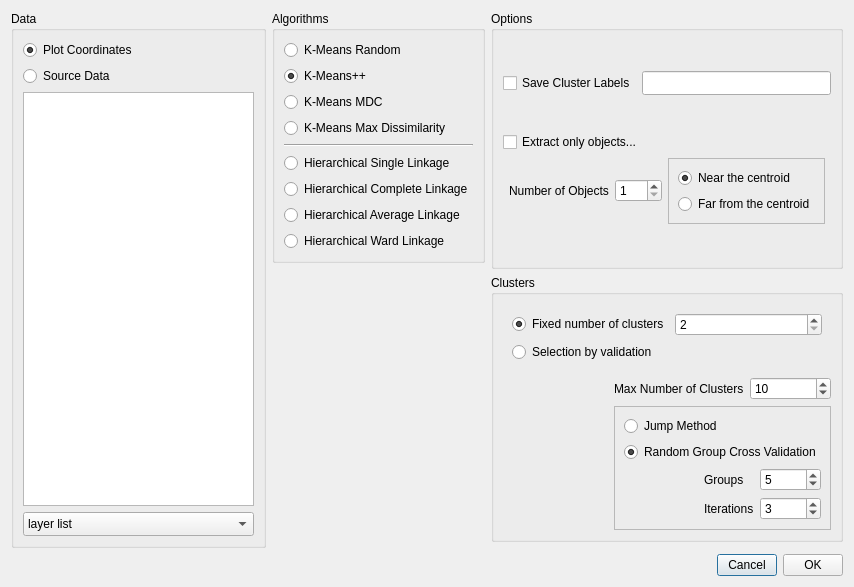
Above: src/Dialogs/DoClusterAnalysisDialog.ui from gmrandazzo/QStudioMetrics before the change. Below: the same form after it.
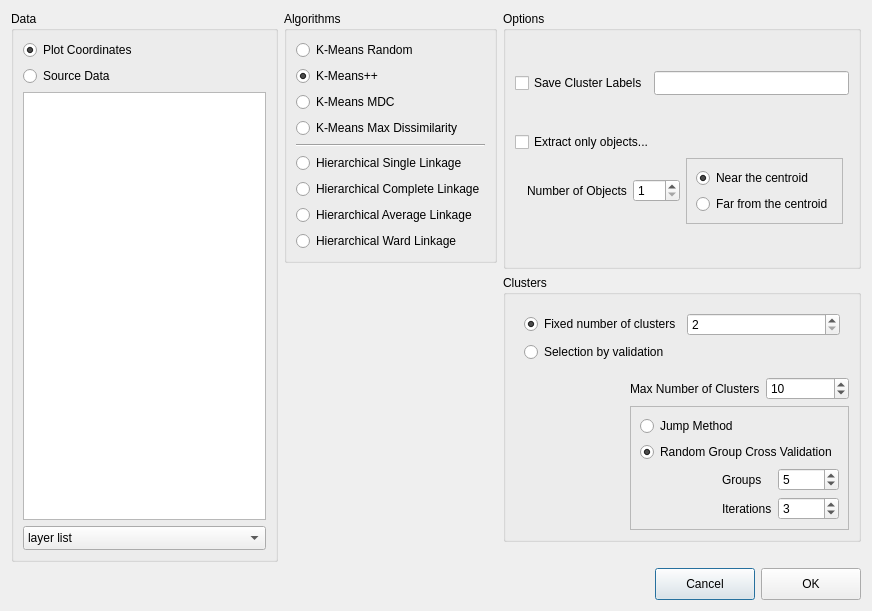
That is the form after the change.

Patch:
```diff
--- a/src/Dialogs/DoClusterAnalysisDialog.ui
+++ b/src/Dialogs/DoClusterAnalysisDialog.ui
@@ -6,8 +6,8 @@
    <rect>
     <x>0</x>
     <y>0</y>
-    <width>854</width>
-    <height>536</height>
+    <width>872</width>
+    <height>611</height>
    </rect>
   </property>
   <property name="windowTitle">
@@ -481,14 +481,14 @@
       <widget class="QPushButton" name="cancelButton">
        <property name="minimumSize">
         <size>
-         <width>60</width>
-         <height>0</height>
+         <width>100</width>
+         <height>32</height>
         </size>
        </property>
        <property name="maximumSize">
         <size>
-         <width>60</width>
-         <height>16777215</height>
+         <width>100</width>
+         <height>32</height>
         </size>
        </property>
        <property name="text">
@@ -500,14 +500,14 @@
       <widget class="QPushButton" name="okButton">
        <property name="minimumSize">
         <size>
-         <width>60</width>
-         <height>0</height>
+         <width>100</width>
+         <height>32</height>
         </size>
        </property>
        <property name="maximumSize">
         <size>
-         <width>60</width>
-         <height>16777215</height>
+         <width>100</width>
+         <height>32</height>
         </size>
        </property>
        <property name="text">
```
